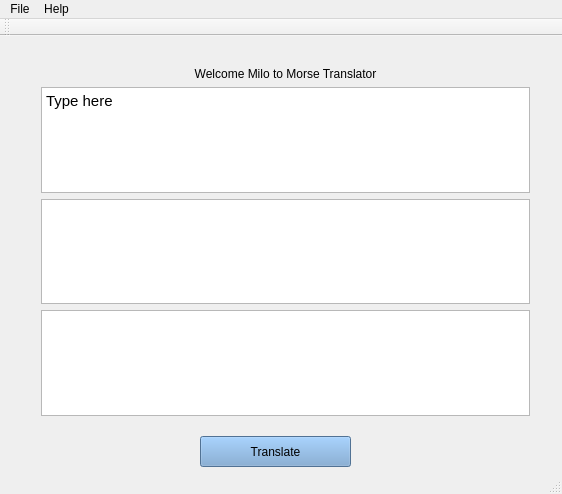
First picture: the form in mainwindow.ui, repository stuart13091987/MorseTranslatorQTWidgets, before the edit.
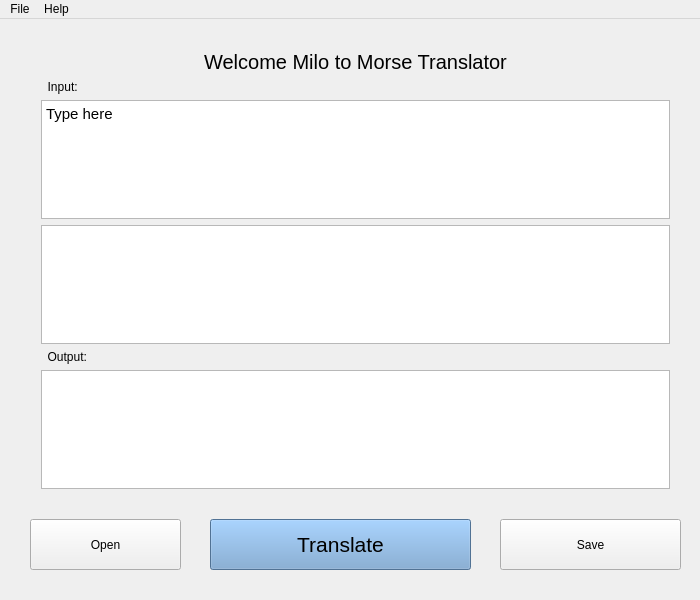
Second picture: the form after the edit. Icons and pictures are not drawn.

Patch:
```diff
--- a/mainwindow.ui
+++ b/mainwindow.ui
@@ -6,10 +6,22 @@
    <rect>
     <x>0</x>
     <y>0</y>
-    <width>562</width>
-    <height>494</height>
+    <width>700</width>
+    <height>600</height>
    </rect>
   </property>
+  <property name="minimumSize">
+   <size>
+    <width>700</width>
+    <height>600</height>
+   </size>
+  </property>
+  <property name="maximumSize">
+   <size>
+    <width>700</width>
+    <height>600</height>
+   </size>
+  </property>
   <property name="windowTitle">
    <string>MainWindow</string>
   </property>
@@ -33,13 +45,18 @@
      <rect>
       <x>30</x>
       <y>20</y>
-      <width>511</width>
-      <height>371</height>
+      <width>651</width>
+      <height>461</height>
      </rect>
     </property>
     <layout class="QVBoxLayout" name="verticalLayout">
      <item>
       <widget class="QLabel" name="label">
+       <property name="font">
+        <font>
+         <pointsize>15</pointsize>
+        </font>
+       </property>
        <property name="text">
         <string>Welcome Milo to Morse Translator</string>
        </property>
@@ -48,8 +65,27 @@
        </property>
       </widget>
      </item>
+     <item>
+      <widget class="QLabel" name="label_2">
+       <property name="text">
+        <string>  Input:</string>
+       </property>
+      </widget>
+     </item>
      <item>
       <widget class="QTextEdit" name="textEdit">
+       <property name="sizePolicy">
+        <sizepolicy hsizetype="Maximum" vsizetype="Maximum">
+         <horstretch>0</horstretch>
+         <verstretch>0</verstretch>
+        </sizepolicy>
+       </property>
+       <property name="maximumSize">
+        <size>
+         <width>800</width>
+         <height>800</height>
+        </size>
+       </property>
        <property name="autoFillBackground">
         <bool>false</bool>
        </property>
@@ -73,6 +109,13 @@
        </property>
       </widget>
      </item>
+     <item>
+      <widget class="QLabel" name="label_3">
+       <property name="text">
+        <string>  Output:</string>
+       </property>
+      </widget>
+     </item>
      <item>
       <widget class="QTextEdit" name="textEdit_2">
        <property name="styleSheet">
@@ -85,12 +128,17 @@
    <widget class="QPushButton" name="TranslateButton">
     <property name="geometry">
      <rect>
-      <x>200</x>
-      <y>400</y>
-      <width>151</width>
-      <height>31</height>
+      <x>210</x>
+      <y>500</y>
+      <width>261</width>
+      <height>51</height>
      </rect>
     </property>
+    <property name="font">
+     <font>
+      <pointsize>16</pointsize>
+     </font>
+    </property>
     <property name="styleSheet">
      <string notr="true">background-color: rgb(114, 159, 207);</string>
     </property>
@@ -98,13 +146,42 @@
      <string>Translate</string>
     </property>
    </widget>
+   <widget class="QPushButton" name="OpenButton">
+    <property name="geometry">
+     <rect>
+      <x>30</x>
+      <y>500</y>
+      <width>151</width>
+      <height>51</height>
+     </rect>
+    </property>
+    <property name="text">
+     <string>Open</string>
+    </property>
+   </widget>
+   <widget class="QPushButton" name="SaveButton">
+    <property name="geometry">
+     <rect>
+      <x>500</x>
+      <y>500</y>
+      <width>181</width>
+      <height>51</height>
+     </rect>
+    </property>
+    <property name="text">
+     <string>Save</string>
+    </property>
+   </widget>
   </widget>
   <widget class="QMenuBar" name="menuBar">
+   <property name="enabled">
+    <bool>true</bool>
+   </property>
    <property name="geometry">
     <rect>
      <x>0</x>
      <y>0</y>
-     <width>562</width>
+     <width>700</width>
      <height>22</height>
     </rect>
    </property>
@@ -125,15 +202,6 @@
    <addaction name="menuFile"/>
    <addaction name="menuHelp"/>
   </widget>
-  <widget class="QToolBar" name="mainToolBar">
-   <attribute name="toolBarArea">
-    <enum>TopToolBarArea</enum>
-   </attribute>
-   <attribute name="toolBarBreak">
-    <bool>false</bool>
-   </attribute>
-  </widget>
-  <widget class="QStatusBar" name="statusBar"/>
   <action name="actionSave_As">
    <property name="text">
     <string>Save As</string>
```
Left out of the diff: 11 changed lines with no effect on the pictures.
